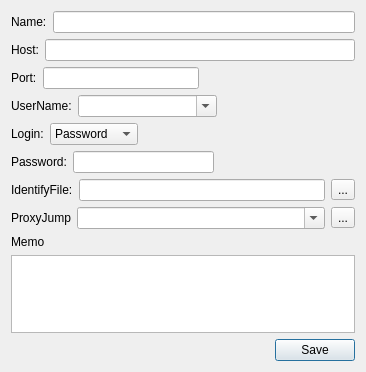
Above: woterm/qwohostinfo.ui from hongnod/woterm before the change. Below: the same form after it.
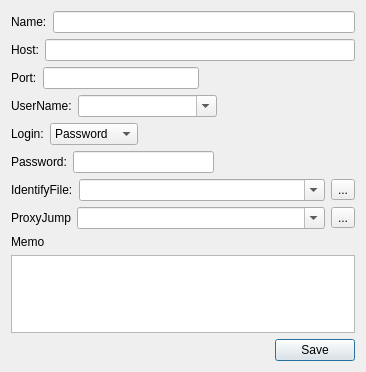
That is the form after the change.

Diff of the .ui file:
```diff
--- a/woterm/qwohostinfo.ui
+++ b/woterm/qwohostinfo.ui
@@ -202,7 +202,17 @@
         </widget>
        </item>
        <item>
-        <widget class="QLineEdit" name="identify"/>
+        <widget class="QComboBox" name="identify">
+         <property name="sizePolicy">
+          <sizepolicy hsizetype="Expanding" vsizetype="Fixed">
+           <horstretch>0</horstretch>
+           <verstretch>0</verstretch>
+          </sizepolicy>
+         </property>
+         <property name="editable">
+          <bool>true</bool>
+         </property>
+        </widget>
        </item>
        <item>
         <widget class="QToolButton" name="identifyBrowser">
```
